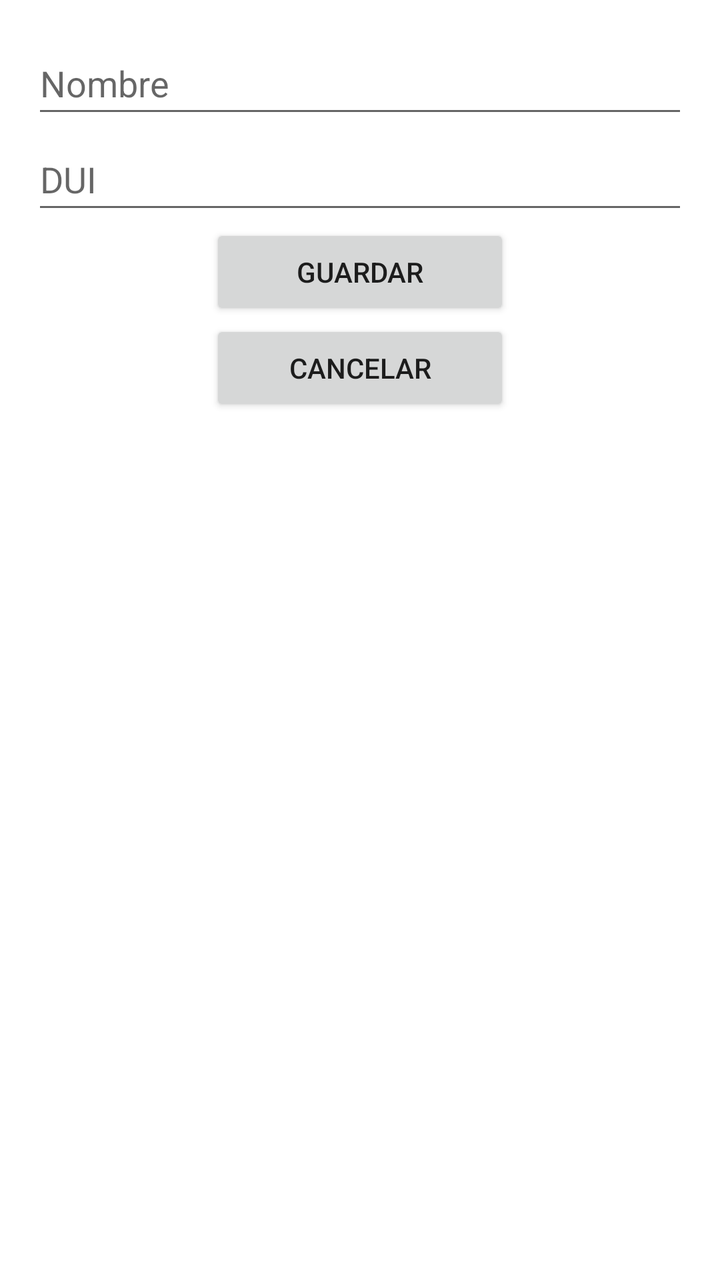
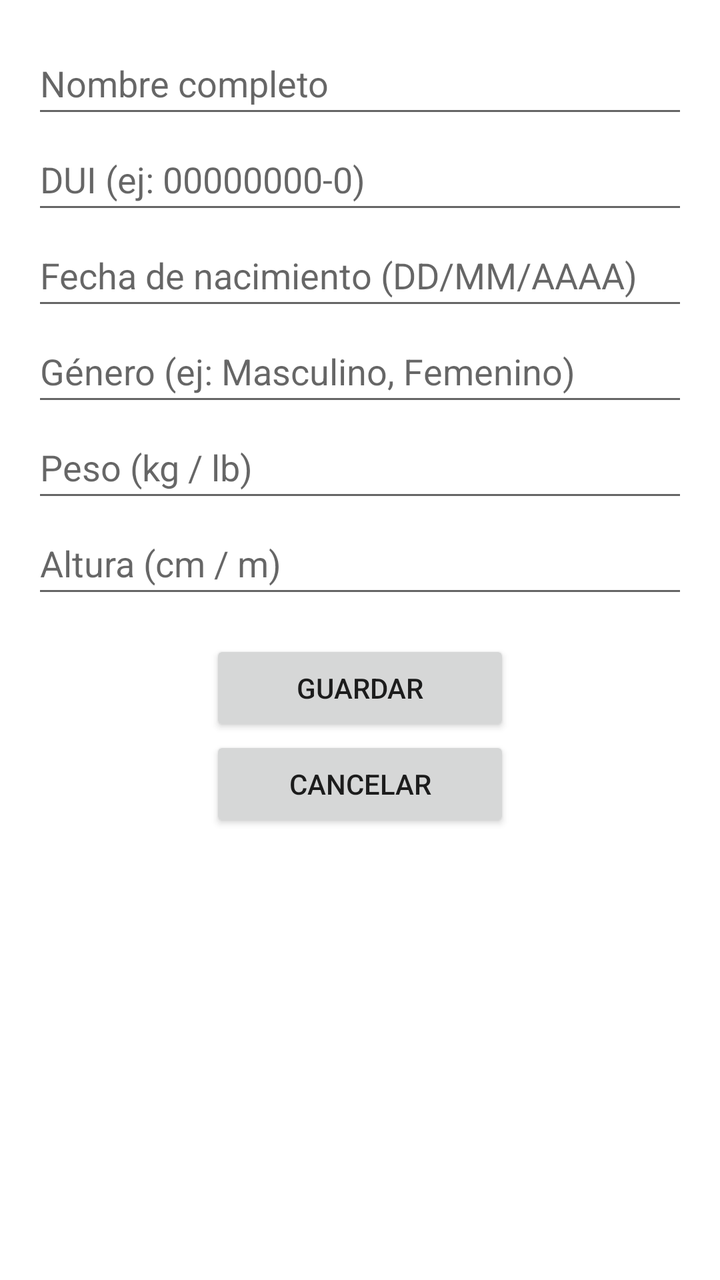

The first picture is an Android layout as it rendered before a commit; the second is the same layout after the commit. The layout source and the unified diff follow.
<!-- AndroidManifest.xml: application theme Theme.RealtimeDatabase -->
<!-- res/layout/activity_add_persona.xml -->
<?xml version="1.0" encoding="utf-8"?>
<LinearLayout xmlns:android="http://schemas.android.com/apk/res/android"
    android:layout_width="match_parent"
    android:layout_height="match_parent"
    android:orientation="vertical"
    android:id="@+id/main"
    android:padding="16dp">
    <EditText
        android:id="@+id/edtNombre"
        android:layout_width="match_parent"
        android:layout_height="wrap_content"
        android:hint="Nombre"
        android:inputType="text"
        android:minHeight="48dp" />
    <EditText
        android:id="@+id/edtDUI"
        android:layout_width="match_parent"
        android:layout_height="wrap_content"
        android:hint="DUI"
        android:inputType="text"
        android:minHeight="48dp" />
    <Button
        android:id="@+id/btnGuardar"
        android:layout_width="150dp"
        android:layout_height="wrap_content"
        android:text="Guardar"
        android:layout_gravity="center_horizontal"
        android:onClick="guardar" />
    <Button
        android:id="@+id/btnCancelar"
        android:layout_width="150dp"
        android:layout_height="wrap_content"
        android:layout_gravity="center_horizontal"
        android:onClick="cancelar"
        android:text="Cancelar" />
</LinearLayout>
<!-- resources referenced by this layout -->
<resources>
  <style name="Theme.RealtimeDatabase" parent="Base.Theme.RealtimeDatabase" />
  <style name="Base.Theme.RealtimeDatabase" parent="Theme.MaterialComponents.DayNight.DarkActionBar">
          
          <item name="colorPrimary">@color/purple_500</item>
          <item name="colorPrimaryVariant">@color/purple_700</item>
          <item name="colorOnPrimary">@color/white</item>
          
          <item name="colorSecondary">@color/teal_200</item>
          <item name="colorSecondaryVariant">@color/teal_700</item>
          <item name="colorOnSecondary">@color/black</item>
          
          <item name="android:statusBarColor">?attr/colorPrimaryVariant</item>
      </style>
  <color name="purple_500">#FF6200EE</color>
  <color name="purple_700">#FF3700B3</color>
  <color name="white">#FFFFFFFF</color>
  <color name="teal_200">#FF03DAC5</color>
  <color name="teal_700">#FF018786</color>
  <color name="black">#FF000000</color>
</resources>

<!-- the commit's change to res/layout/activity_add_persona.xml (unified diff, before → after) -->
@@ -1,36 +1,79 @@
 <?xml version="1.0" encoding="utf-8"?>
-<LinearLayout xmlns:android="http://schemas.android.com/apk/res/android"
+<ScrollView xmlns:android="http://schemas.android.com/apk/res/android"
     android:layout_width="match_parent"
-    android:layout_height="match_parent"
-    android:orientation="vertical"
-    android:id="@+id/main"
-    android:padding="16dp">
-    <EditText
-        android:id="@+id/edtNombre"
+    android:layout_height="match_parent">
+
+    <LinearLayout
+        android:id="@+id/main"
         android:layout_width="match_parent"
         android:layout_height="wrap_content"
-        android:hint="Nombre"
-        android:inputType="text"
-        android:minHeight="48dp" />
-    <EditText
-        android:id="@+id/edtDUI"
-        android:layout_width="match_parent"
-        android:layout_height="wrap_content"
-        android:hint="DUI"
-        android:inputType="text"
-        android:minHeight="48dp" />
-    <Button
-        android:id="@+id/btnGuardar"
-        android:layout_width="150dp"
-        android:layout_height="wrap_content"
-        android:text="Guardar"
-        android:layout_gravity="center_horizontal"
-        android:onClick="guardar" />
-    <Button
-        android:id="@+id/btnCancelar"
-        android:layout_width="150dp"
-        android:layout_height="wrap_content"
-        android:layout_gravity="center_horizontal"
-        android:onClick="cancelar"
-        android:text="Cancelar" />
-</LinearLayout>
+        android:orientation="vertical"
+        android:padding="16dp">
+
+        <EditText
+            android:id="@+id/edtNombre"
+            android:layout_width="match_parent"
+            android:layout_height="wrap_content"
+            android:hint="Nombre completo"
+            android:inputType="text"
+            android:minHeight="48dp" />
+
+        <EditText
+            android:id="@+id/edtDUI"
+            android:layout_width="match_parent"
+            android:layout_height="wrap_content"
+            android:hint="DUI (ej: 00000000-0)"
+            android:inputType="text"
+            android:minHeight="48dp" />
+
+        <EditText
+            android:id="@+id/edtFechaNacimiento"
+            android:layout_width="match_parent"
+            android:layout_height="wrap_content"
+            android:hint="Fecha de nacimiento (DD/MM/AAAA)"
+            android:inputType="date"
+            android:minHeight="48dp" />
+
+        <EditText
+            android:id="@+id/edtGenero"
+            android:layout_width="match_parent"
+            android:layout_height="wrap_content"
+            android:hint="Género (ej: Masculino, Femenino)"
+            android:inputType="text"
+            android:minHeight="48dp" />
+
+        <EditText
+            android:id="@+id/edtPeso"
+            android:layout_width="match_parent"
+            android:layout_height="wrap_content"
+            android:hint="Peso (kg / lb)"
+            android:inputType="numberDecimal"
+            android:minHeight="48dp" />
+
+        <EditText
+            android:id="@+id/edtAltura"
+            android:layout_width="match_parent"
+            android:layout_height="wrap_content"
+            android:hint="Altura (cm / m)"
+            android:inputType="numberDecimal"
+            android:minHeight="48dp" />
+
+        <Button
+            android:id="@+id/btnGuardar"
+            android:layout_width="150dp"
+            android:layout_height="wrap_content"
+            android:layout_gravity="center_horizontal"
+            android:layout_marginTop="16dp"
+            android:onClick="guardar"
+            android:text="Guardar" />
+
+        <Button
+            android:id="@+id/btnCancelar"
+            android:layout_width="150dp"
+            android:layout_height="wrap_content"
+            android:layout_gravity="center_horizontal"
+            android:onClick="cancelar"
+            android:text="Cancelar" />
+
+    </LinearLayout>
+</ScrollView>
